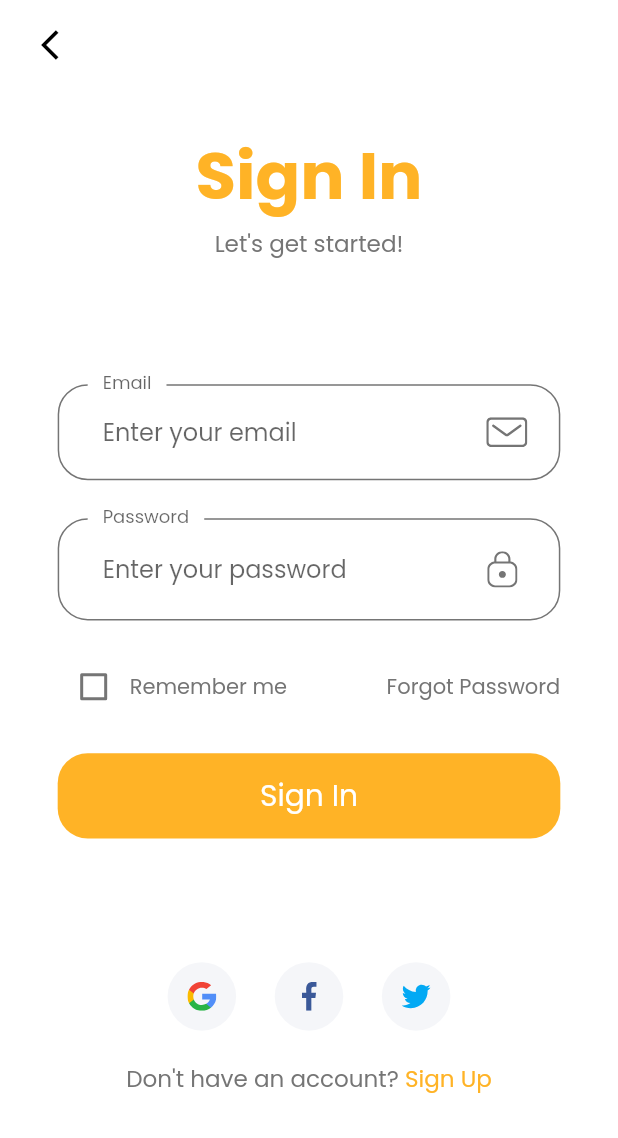
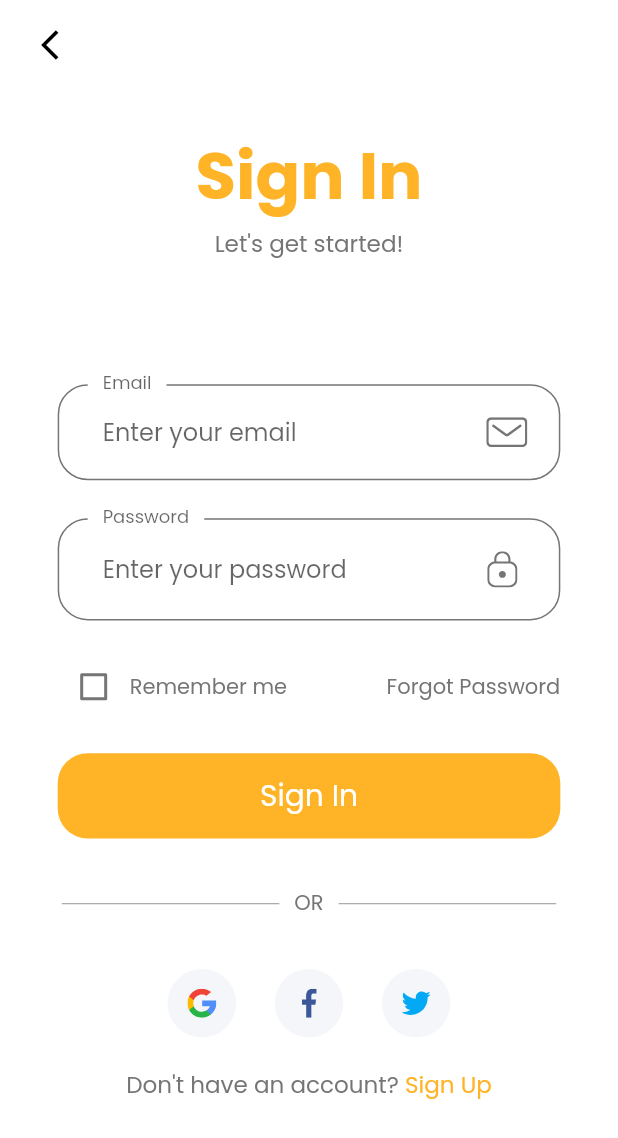
Before and after one commit to cheakimsemao/flutter-the-mart, a Flutter app: the SignInScreen screen opened by its route, on a phone screen of 412 x 824 dp. Shown: the top 1138 px of the screen. Run offline on Flutter 3.47's test engine with Material 2 defaults, Android fonts, the light colour scheme and no system bars; our stand-ins replace flutter_svg.

Commit message:
added or divider

```diff
--- /dev/null
+++ b/lib/components/or_divider.dart
@@ -0,0 +1,40 @@
+import 'package:flutter/material.dart';
+import 'package:the_mart/size_config.dart';
+
+
+class OrDivider extends StatelessWidget {
+  const OrDivider({Key key}) : super(key: key);
+
+  @override
+  Widget build(BuildContext context) {
+    Size size = MediaQuery.of(context).size;
+
+    return Container(
+      width: size.width * 0.8,
+      child: Container(
+        margin: EdgeInsets.only(
+          bottom: getProportionateScreenWidth(30)
+        ),
+        child: Row(
+          children: <Widget>[
+            buildDivider(),
+            Padding(
+              padding: EdgeInsets.symmetric(horizontal: 10),
+              child: Text('OR'),
+            ),
+            buildDivider(),
+          ],
+        ),
+      ),
+    );
+  }
+
+  Expanded buildDivider() {
+    return Expanded(
+      child: Divider(
+        color: Color(0xFF959595),
+        height: 2.5,
+      )
+    );
+  }
+}
--- a/lib/screens/sign_in/components/sign_in_body.dart
+++ b/lib/screens/sign_in/components/sign_in_body.dart
@@ -1,5 +1,6 @@
 import 'package:flutter/material.dart';
 import 'package:the_mart/components/no_account_text.dart';
+import 'package:the_mart/components/or_divider.dart';
 import 'package:the_mart/components/social_card.dart';
 import 'package:the_mart/constants.dart';
 import 'package:the_mart/screens/sign_in/components/sign_in_form.dart';
@@ -36,7 +37,8 @@ class SignInBody extends StatelessWidget {
               ),
               SizedBox(height: SizeConfig.screenHeight * 0.08),
               SignInForm(),
-              SizedBox(height: SizeConfig.screenHeight * 0.08),
+              SizedBox(height: SizeConfig.screenHeight * 0.02),
+              OrDivider(),
               Row(
                 mainAxisAlignment: MainAxisAlignment.center,
                 children: <Widget>[
```
